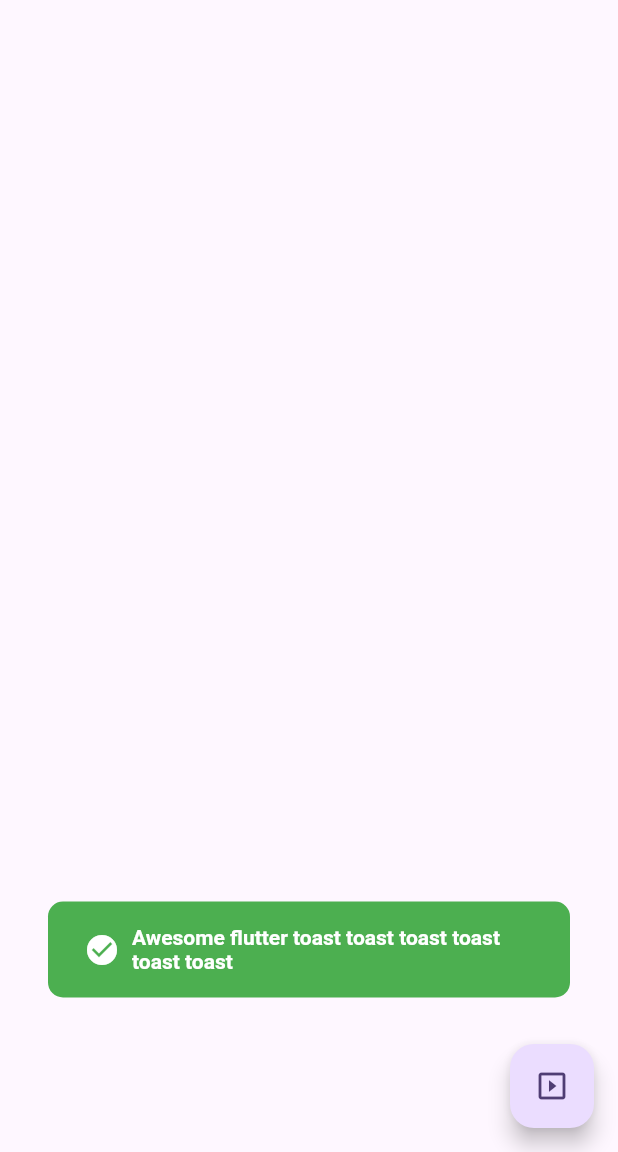
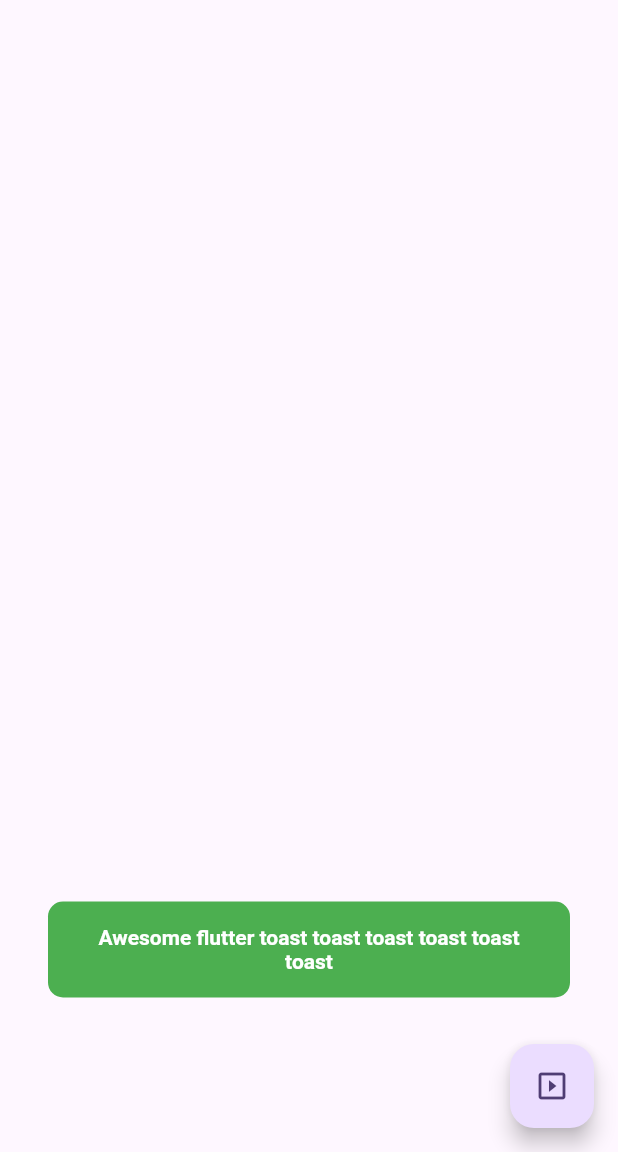
Before and after one commit to miguelfagundez/AwesomeToast-Flutter, a Flutter app: the screen it shows after launch, after a tap on the "slideshow" icon, on a phone screen of 412 x 824 dp, the part 84-1236 px from its top. Run offline on Flutter 3.47's test engine with Material 3 defaults, Android fonts, the phone set to English and light mode, and no system bars.

Commit message:
Minor fixes and icon validation

```diff
--- a/example/lib/main.dart
+++ b/example/lib/main.dart
@@ -89,9 +89,8 @@ class _MyHomePageState extends State<MyHomePage> {
             borderRadius: const BorderRadius.all(
               Radius.circular(10),
             ),
-            icon: Icons.check_circle,
+            //icon: Icons.check_circle,
           );
-          //setState(() {});
         },
         tooltip: 'Show toast',
         child: const Icon(Icons.slideshow),
--- a/lib/src/widgets/toast_widget.dart
+++ b/lib/src/widgets/toast_widget.dart
@@ -68,10 +68,12 @@ class _ToastWidgetState extends State<ToastWidget>
             child: Row(
               mainAxisAlignment: MainAxisAlignment.center,
               children: [
+                if (params.icon != null)
                   Icon(
                     params.icon,
                     color: Colors.white,
                   ),
+                if (params.icon != null)
                   const SizedBox(
                     width: AwesomeToastConst.base,
                   ),
@@ -82,6 +84,7 @@ class _ToastWidgetState extends State<ToastWidget>
                       widget.message,
                       overflow: TextOverflow.ellipsis,
                       maxLines: params.maxLines,
+                      textAlign: TextAlign.center,
                     ),
                   ),
                 ),
```
Lines whose indentation alone changed are shown as unchanged.
